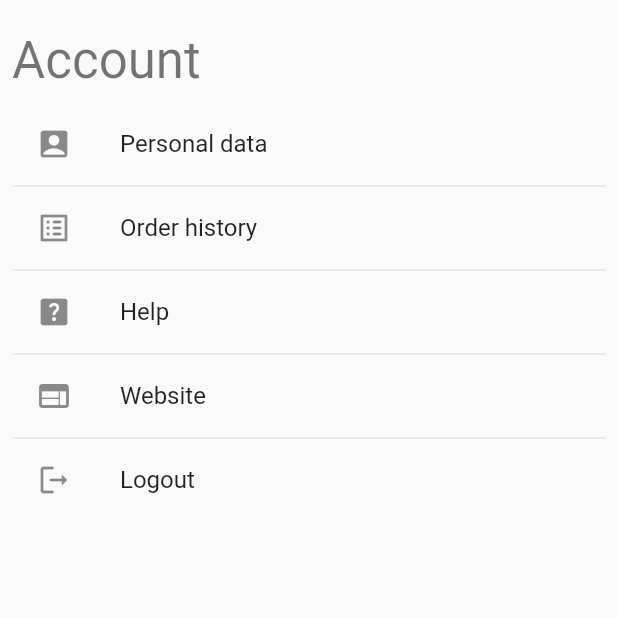
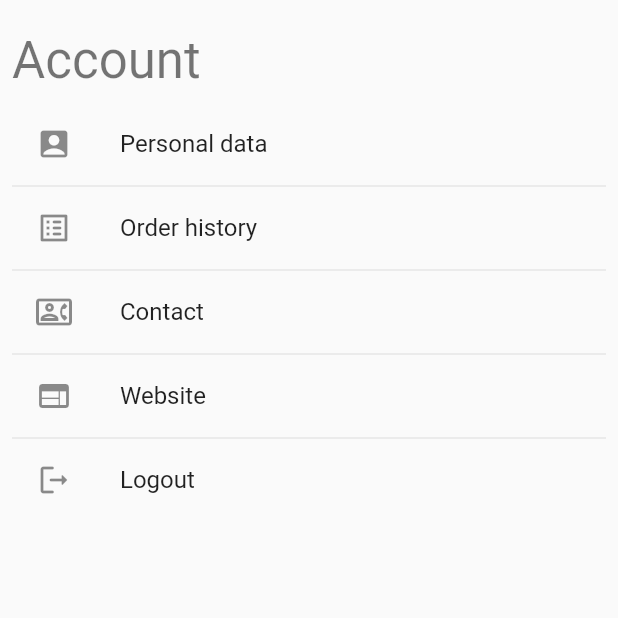
Before and after one commit to yeniel/ecosecha_flutter, a Flutter app: the HomeView screen opened directly, item 4 of the bottom bar chosen, on a phone screen of 412 x 824 dp, the top half of it. Run offline on Flutter 3.47's test engine with Material 2 defaults, Android fonts, the phone set to English and light mode, and no system bars; drawn by our look-alikes of auto_size_text; our stand-ins replace bloc, cached_network_image, equatable, flutter_bloc, font_awesome_flutter, formz and 1 more; accounts and stored records are empty; generated files the repository leaves out were written again; project files that could hold a hidden picture were left out.

```diff
--- a/lib/data/data.dart
+++ b/lib/data/data.dart
@@ -2,6 +2,7 @@ library data;
 
 export 'dtos/basket_product_dto.dart';
 export 'dtos/category_dto.dart';
+export 'dtos/company_dto.dart';
 export 'dtos/family_dto.dart';
 export 'dtos/jwt_dto.dart';
 export 'dtos/order_dto.dart';
--- /dev/null
+++ b/lib/data/dtos/company_dto.dart
@@ -0,0 +1,53 @@
+import 'package:json_annotation/json_annotation.dart';
+
+part 'company_dto.g.dart';
+
+@JsonSerializable()
+class CompanyDto {
+  const CompanyDto({
+    required this.blogUrl,
+    required this.cif,
+    required this.email,
+    required this.address,
+    required this.town,
+    required this.zip,
+    required this.province,
+    required this.name,
+    required this.phone,
+    required this.webUrl,
+  });
+
+  factory CompanyDto.fromJson(Map<String, dynamic> json) => _$CompanyDtoFromJson(json);
+
+  @JsonKey(name: 'blog', defaultValue: '')
+  final String blogUrl;
+
+  @JsonKey(name: 'cifEmpresa', defaultValue: '')
+  final String cif;
+
+  @JsonKey(name: 'cuentaCorreo', defaultValue: '')
+  final String email;
+
+  @JsonKey(name: 'direccionEmpresa', defaultValue: '')
+  final String address;
+
+  @JsonKey(name: 'poblacionEmpresa', defaultValue: '')
+  final String town;
+
+  @JsonKey(name: 'postalEmpresa', defaultValue: '')
+  final String zip;
+
+  @JsonKey(name: 'provinciaEmpresa', defaultValue: '')
+  final String province;
+
+  @JsonKey(name: 'nombreEmpresa', defaultValue: '')
+  final String name;
+
+  @JsonKey(name: 'telefonoEmpresa', defaultValue: '')
+  final String phone;
+
+  @JsonKey(name: 'web', defaultValue: '')
+  final String webUrl;
+
+  Map<String, dynamic> toJson() => _$CompanyDtoToJson(this);
+}
--- a/lib/data/repositories/repository.dart
+++ b/lib/data/repositories/repository.dart
@@ -16,8 +16,11 @@ class Repository {
   List<FamilyDto>? _familyDtoList;
   List<BasketProductDto>? _basketProductDtoList;
   List<OrderHistoryDto>? _orderHistoryDtoList;
+  CompanyDto? _companyDto;
 
   User? get user => Mappers.toUser(userDto: _userDto);
+
+  Company? get company => Mappers.toCompany(companyDto: _companyDto);
 
   Order? get order {
     if (_orderDto != null && _userDto != null && _productDtoList != null) {
@@ -104,6 +107,7 @@ class Repository {
         _setProductDtoList(json);
         _setBasketProductDtoList(json);
         _setOrderHistoryDtoList(json);
+        _setCompanyDto(json);
       }).catchError((error) async {
         if (error is ExpiredToken) {
           await authRepository.renewToken();
@@ -117,6 +121,10 @@ class Repository {
 
   void _setUserDto(Map<String, dynamic> json) {
     _userDto = UserDto.fromJson(json['mdoConsumidor']);
+  }
+
+  void _setCompanyDto(Map<String, dynamic> json) {
+    _companyDto = CompanyDto.fromJson(json['mdoConfiguracion']);
   }
 
   void _setOrderDto(Map<String, dynamic> json) {
--- a/lib/domain/domain.dart
+++ b/lib/domain/domain.dart
@@ -4,6 +4,7 @@ export 'constants.dart';
 export 'extensions.dart';
 export 'models/authentication_status.dart';
 export 'models/basket_product.dart';
+export 'models/company.dart';
 export 'models/order.dart';
 export 'models/order_product.dart';
 export 'models/product.dart';
--- /dev/null
+++ b/lib/domain/models/company.dart
@@ -0,0 +1,18 @@
+import 'package:equatable/equatable.dart';
+
+class Company extends Equatable {
+  const Company({this.blogUrl, this.cif, this.email, this.address, this.name, this.phone, this.webUrl});
+
+  final String? blogUrl;
+  final String? cif;
+  final String? email;
+  final String? address;
+  final String? name;
+  final String? phone;
+  final String? webUrl;
+
+  static const empty = Company();
+
+  @override
+  List<Object> get props => [];
+}
--- a/lib/l10n/app_en.arb
+++ b/lib/l10n/app_en.arb
@@ -19,12 +19,14 @@
   "account": "account",
   "personal_data": "personal data",
   "order_history": "order history",
-  "help": "help",
+  "contact": "contact",
   "web": "website",
   "logout": "logout",
   "invalid_credentials_error": "Invalid credentials",
   "name": "name",
   "delivery_group": "delivery group",
   "email": "email",
-  "not_defined": "not defined"
+  "not_defined": "not defined",
+  "phone": "phone",
+  "address": "address"
 }
--- a/lib/l10n/app_es.arb
+++ b/lib/l10n/app_es.arb
@@ -19,12 +19,14 @@
   "account": "cuenta",
   "personal_data": "datos personales",
   "order_history": "pedidos anteriores",
-  "help": "ayuda",
+  "contact": "contacto",
   "web": "página web",
   "logout": "salir",
   "invalid_credentials_error": "Usuario y contraseña no válidos",
   "name": "nombre",
   "delivery_group": "grupo de reparto",
   "email": "correo",
-  "not_defined": "no definido"
+  "not_defined": "no definido",
+  "phone": "teléfono",
+  "address": "dirección"
 }
--- a/lib/presentation/account/view/account_page.dart
+++ b/lib/presentation/account/view/account_page.dart
@@ -1,6 +1,7 @@
 import 'package:ecosecha_flutter/data/data.dart';
 import 'package:ecosecha_flutter/domain/extensions.dart';
 import 'package:ecosecha_flutter/presentation/account/bloc/account_bloc.dart';
+import 'package:ecosecha_flutter/presentation/contact/view/contact_page.dart';
 import 'package:ecosecha_flutter/presentation/personal_data/view/personal_data_page.dart';
 import 'package:ecosecha_flutter/presentation/widgets/base_view.dart';
 import 'package:ecosecha_flutter/presentation/widgets/header.dart';
@@ -53,9 +54,9 @@ class AccountView extends StatelessWidget {
                     // onTap: () => Navigator.of(context).push(OrderHistoryPage.route()),
                   ),
                   ListTile(
-                    leading: const Icon(Icons.help_center_rounded),
-                    title: Text(S.help.capitalizeSentence),
-                    // onTap: () => Navigator.of(context).push(HelpPage.route()),
+                    leading: const Icon(Icons.contact_phone_outlined),
+                    title: Text(S.contact.capitalizeSentence),
+                    onTap: () => Navigator.of(context).push(ContactPage.route()),
                   ),
                   ListTile(
                     leading: const Icon(Icons.web),
--- a/lib/presentation/personal_data/bloc/personal_data_state.dart
+++ b/lib/presentation/personal_data/bloc/personal_data_state.dart
@@ -8,6 +8,7 @@ class PersonalDataState extends Equatable {
   PersonalDataState copyWith({required User user}) {
     return PersonalDataState(user: user);
   }
+
   @override
   List<Object> get props => [user];
 }
--- a/lib/presentation/personal_data/view/personal_data_page.dart
+++ b/lib/presentation/personal_data/view/personal_data_page.dart
@@ -6,6 +6,7 @@ import 'package:ecosecha_flutter/presentation/widgets/header.dart';
 import 'package:flutter/material.dart';
 import 'package:flutter_bloc/flutter_bloc.dart';
 import 'package:flutter_gen/gen_l10n/app_localizations.dart';
+import 'package:font_awesome_flutter/font_awesome_flutter.dart';
 
 class PersonalDataPage extends StatelessWidget {
   const PersonalDataPage({Key? key}) : super(key: key);
@@ -45,18 +46,22 @@ class PersonalDataView extends StatelessWidget {
                 context: context,
                 tiles: [
                   ListTile(
+                    leading: const Icon(Icons.account_circle_rounded),
                     title: Text(S.user.capitalizeSentence),
                     subtitle: Text(state.user.id.toString()),
                   ),
                   ListTile(
+                    leading: const Icon(Icons.account_box_rounded),
                     title: Text(S.name.capitalizeSentence),
                     subtitle: Text(state.user.name ?? S.not_defined.capitalizeSentence),
                   ),
                   ListTile(
+                    leading: const Icon(Icons.email_rounded),
                     title: Text(S.email.capitalizeSentence),
                     subtitle: Text(state.user.email ?? S.not_defined.capitalizeSentence),
                   ),
                   ListTile(
+                    leading: const FaIcon(FontAwesomeIcons.truck, size: 24),
                     title: Text(S.delivery_group.capitalizeSentence),
                     subtitle: Text(state.user.deliveryGroup),
                   ),
```
Also changed, not shown: lib/data/mappers/mappers.dart (+18 -0 lines), lib/presentation/contact/bloc/contact_bloc.dart (added, +23 -0 lines), lib/presentation/contact/bloc/contact_event.dart (added, +12 -0 lines), lib/presentation/contact/bloc/contact_state.dart (added, +14 -0 lines), lib/presentation/contact/view/contact_page.dart (added, +72 -0 lines), lib/data/dtos/company_dto.g.dart (added), 2 other files.
